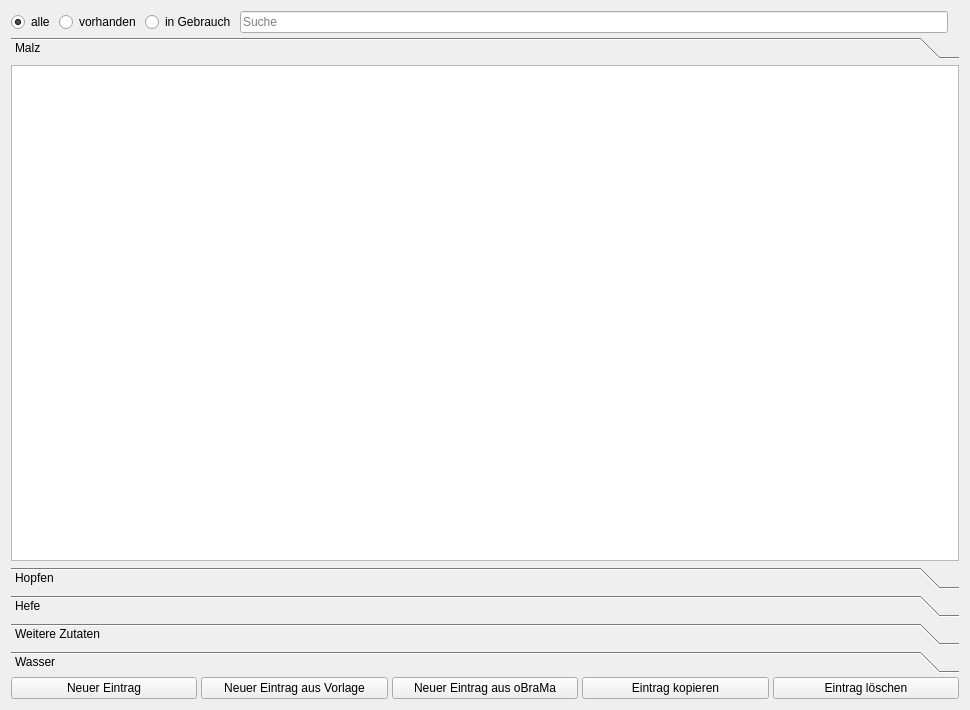
First picture: the form in kleiner-brauhelfer/tabrohstoffe.ui, repository kleiner-brauhelfer/kleiner-brauhelfer-2, before the edit.
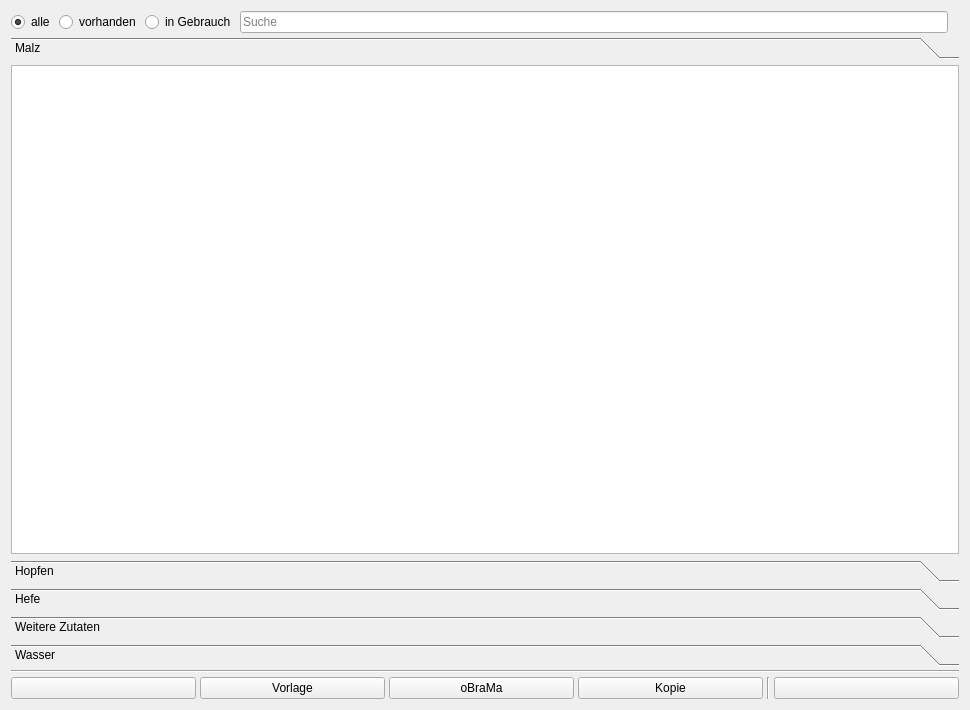
Second picture: the form after the edit. Icons and pictures are not drawn. Custom widgets are drawn as their Qt base class.

Patch:
```diff
--- a/kleiner-brauhelfer/tabrohstoffe.ui
+++ b/kleiner-brauhelfer/tabrohstoffe.ui
@@ -924,35 +924,69 @@
      </widget>
     </widget>
    </item>
+   <item>
+    <widget class="Line" name="line_3">
+     <property name="orientation">
+      <enum>Qt::Horizontal</enum>
+     </property>
+    </widget>
+   </item>
    <item>
     <layout class="QHBoxLayout" name="horizontalLayout">
      <item>
       <widget class="QPushButton" name="buttonAdd">
+       <property name="minimumSize">
+        <size>
+         <width>40</width>
+         <height>0</height>
+        </size>
+       </property>
        <property name="toolTip">
         <string>&lt;html&gt;&lt;head/&gt;&lt;body&gt;&lt;p&gt;Hiermit wird ein &lt;span style=&quot; font-weight:600;&quot;&gt;neuer Rohstoffeintrag &lt;/span&gt;angelegt.&lt;/p&gt;&lt;/body&gt;&lt;/html&gt;</string>
        </property>
-       <property name="text">
-        <string>Neuer Eintrag</string>
+       <property name="icon">
+        <iconset resource="images.qrc">
+         <normaloff>:/images/plus.svg</normaloff>:/images/plus.svg</iconset>
        </property>
       </widget>
      </item>
      <item>
       <widget class="QPushButton" name="buttonNeuVorlage">
+       <property name="minimumSize">
+        <size>
+         <width>40</width>
+         <height>0</height>
+        </size>
+       </property>
        <property name="toolTip">
         <string>&lt;html&gt;&lt;head/&gt;&lt;body&gt;&lt;p&gt;Hiermit wird ein &lt;span style=&quot; font-weight:600;&quot;&gt;neuer Rohstoffeintrag&lt;/span&gt; aus einer &lt;span style=&quot; font-weight:600;&quot;&gt;Vorlage&lt;/span&gt; angelegt.&lt;/p&gt;&lt;p&gt;Mit diesem Button öffnet sich eine komfortable weil umfangreiche &lt;span style=&quot; font-weight:600;&quot;&gt;Vorlagenliste&lt;/span&gt;, mit der eigene funktionsgleiche Vorlagen angelegt, gelöscht, importiert, exportiert und wiederherstellt werden können.&lt;/p&gt;&lt;p&gt;Namensgleiche Einträge werden hier nicht durchnummeriert. Somit ist darauf zu achten die Einträge &lt;span style=&quot; font-weight:600;&quot;&gt;eindeutig &lt;/span&gt;zu benennen. &lt;/p&gt;&lt;/body&gt;&lt;/html&gt;</string>
        </property>
        <property name="text">
-        <string>Neuer Eintrag aus Vorlage</string>
+        <string>Vorlage</string>
+       </property>
+       <property name="icon">
+        <iconset resource="images.qrc">
+         <normaloff>:/images/plus.svg</normaloff>:/images/plus.svg</iconset>
        </property>
       </widget>
      </item>
      <item>
       <widget class="QPushButton" name="buttonNeuVorlageObrama">
+       <property name="minimumSize">
+        <size>
+         <width>40</width>
+         <height>0</height>
+        </size>
+       </property>
        <property name="toolTip">
         <string>&lt;html&gt;&lt;head/&gt;&lt;body&gt;&lt;p&gt;Hiermit wird ein &lt;span style=&quot; font-weight:600;&quot;&gt;neuer Rohstoffeintrag&lt;/span&gt; aus der offenen Braudatenbank &lt;span style=&quot; font-weight:600;&quot;&gt;oBrama&lt;/span&gt; angelegt.&lt;/p&gt;&lt;p&gt;Die aufwendige Datenbank kann auch direkt unter &lt;a href=&quot;obrama.mueggelland.de &quot;&gt;&lt;span style=&quot; text-decoration: underline; color:#0068da;&quot;&gt;obrama.mueggelland.de &lt;/span&gt;&lt;/a&gt;eingesehen werden. Mitarbeit ist ausdrücklich erwünscht. Je nach Zutat können sich die Zuordnungen zwischen oBrama und dem Kleinen Brauhelfer unterscheiden. Etwas Nachbearbeitung wird daher in der Regel nötig sein. Dafür entfällt die mühsame Eigenrecherche.&lt;/p&gt;&lt;p&gt;oBrama hält zur Zeit Daten zu Malzen, Hopfen, Hefen und Weiteren Zutaten parat. Eine Datenbank zu weltweiten &lt;span style=&quot; font-weight:600;&quot;&gt;Wasserprofilen &lt;/span&gt;ist in Planung (Stand Mitte 2020).&lt;/p&gt;&lt;p&gt;Mit diesem Button öffnet sich eine komfortable Suchmaske. Gemeinhin genügen drei Buchstaben, um den gewünschten Eintrag zu finden.&lt;/p&gt;&lt;p&gt;Namensgleiche Einträge werden hier nicht durchnummeriert. Somit ist darauf zu achten die Einträge &lt;span style=&quot; font-weight:600;&quot;&gt;eindeutig &lt;/span&gt;zu benennen.&lt;/p&gt;&lt;/body&gt;&lt;/html&gt;</string>
        </property>
        <property name="text">
-        <string>Neuer Eintrag aus oBraMa</string>
+        <string>oBraMa</string>
+       </property>
+       <property name="icon">
+        <iconset resource="images.qrc">
+         <normaloff>:/images/plus.svg</normaloff>:/images/plus.svg</iconset>
        </property>
       </widget>
      </item>
@@ -961,21 +995,45 @@
        <property name="enabled">
         <bool>true</bool>
        </property>
+       <property name="minimumSize">
+        <size>
+         <width>40</width>
+         <height>0</height>
+        </size>
+       </property>
        <property name="toolTip">
         <string>&lt;html&gt;&lt;head/&gt;&lt;body&gt;&lt;p&gt;Hiermit wird eine &lt;span style=&quot; font-weight:600;&quot;&gt;Kopie&lt;/span&gt; eines &lt;span style=&quot; font-weight:600;&quot;&gt;Rohstoffeintrags&lt;/span&gt; angelegt.&lt;/p&gt;&lt;/body&gt;&lt;/html&gt;</string>
        </property>
        <property name="text">
-        <string>Eintrag kopieren</string>
+        <string>Kopie</string>
+       </property>
+       <property name="icon">
+        <iconset resource="images.qrc">
+         <normaloff>:/images/plus.svg</normaloff>:/images/plus.svg</iconset>
+       </property>
+      </widget>
+     </item>
+     <item>
+      <widget class="Line" name="line_10">
+       <property name="orientation">
+        <enum>Qt::Vertical</enum>
        </property>
       </widget>
      </item>
      <item>
       <widget class="QPushButton" name="buttonDelete">
+       <property name="minimumSize">
+        <size>
+         <width>40</width>
+         <height>0</height>
+        </size>
+       </property>
        <property name="toolTip">
         <string>&lt;html&gt;&lt;head/&gt;&lt;body&gt;&lt;p&gt;Hiermit wird ein &lt;span style=&quot; font-weight:600;&quot;&gt;Rohstoffeintrag&lt;/span&gt; aus einer Rohstoffliste &lt;span style=&quot; font-weight:600;&quot;&gt;gelöscht&lt;/span&gt;.&lt;/p&gt;&lt;/body&gt;&lt;/html&gt;</string>
        </property>
-       <property name="text">
-        <string>Eintrag löschen</string>
+       <property name="icon">
+        <iconset resource="images.qrc">
+         <normaloff>:/images/minus.svg</normaloff>:/images/minus.svg</iconset>
        </property>
       </widget>
      </item>
```
Left out of the diff: 4 changed lines with no effect on the pictures.
